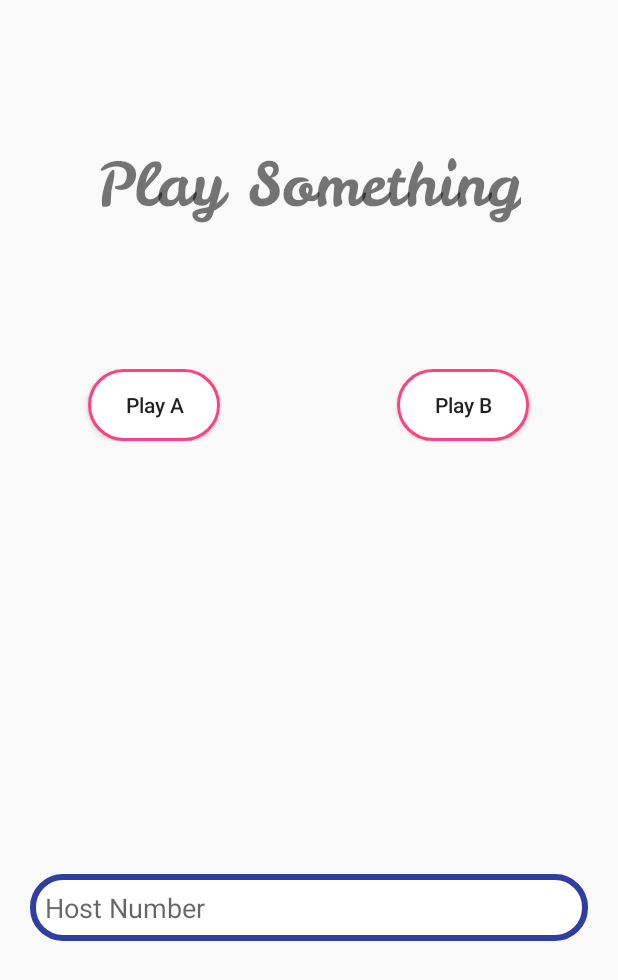
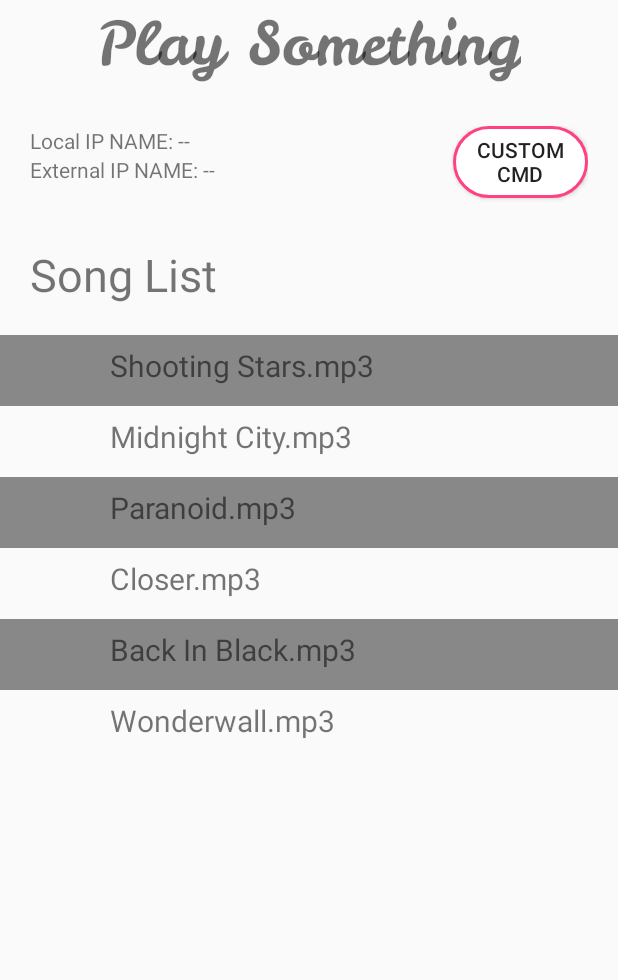
Before and after one commit to mhandria/intelligent-home-audio, an Android app: the HomePage screen opened directly, with no data from a screen before it, on a phone screen of 412 x 824 dp. Shown: the top 980 px of the screen. Run offline under Robolectric (Android 15) with nearby library versions, the light colour scheme and no system bars; 2 statements that could not run were skipped.

Commit message:
added table to display all test songs for now

```diff
--- a/IHA Android Application/IHAapplication v0.2.0/app/src/main/java/handria/com/iha_application/HomePage.java
+++ b/IHA Android Application/IHAapplication v0.2.0/app/src/main/java/handria/com/iha_application/HomePage.java
@@ -1,22 +1,46 @@
 package handria.com.iha_application;
 
+import android.content.Intent;
+import android.graphics.Color;
 import android.os.AsyncTask;
 import android.support.v7.app.AppCompatActivity;
 import android.os.Bundle;
+import android.text.Layout;
+import android.util.Log;
 import android.view.View;
 import android.widget.EditText;
+import android.widget.RelativeLayout;
+import android.widget.TableLayout;
+import android.widget.TableRow;
+import android.widget.TextView;
 import android.widget.Toast;
+
+import java.nio.channels.SocketChannel;
+import java.util.ArrayList;
 
 public class HomePage extends AppCompatActivity implements onComplete{
 
     String hostname;
     String port = "14123";
+    ArrayList<String> songList;
+    private  onComplete then;
 
     @Override
     protected void onCreate(Bundle savedInstanceState) {
         super.onCreate(savedInstanceState);
         setContentView(R.layout.activity_home_page);
 
+        songList = new ArrayList<String>();
+        songList.add("Shooting Stars.mp3");
+        songList.add("Midnight City.mp3");
+        songList.add("Paranoid.mp3");
+        songList.add("Closer.mp3");
+        songList.add("Back In Black.mp3");
+        songList.add("Wonderwall.mp3");
+        initializeTableView();
+        then = this;
+        SocketConnection _connection = new SocketConnection(then, this);
+        _connection.executeOnExecutor(AsyncTask.THREAD_POOL_EXECUTOR, port, "stat");
     }
 
 
@@ -30,20 +54,42 @@ public class HomePage extends AppCompatActivity implements onComplete{
         //TODO: not used unless needed for other features.
     }
 
-    public void playB(View view) {
-        updateHostPort();
-        SocketConnection _connection = new SocketConnection(this);
-        _connection.executeOnExecutor(AsyncTask.THREAD_POOL_EXECUTOR, hostname, port, "play b");
+    public void initializeTableView(){
+        TableLayout tableView = (TableLayout) findViewById(R.id.songDisplay);
+        boolean toogle = true;
+        for(final String title: songList){
+            TableRow row = new TableRow(this);
+            TableRow.LayoutParams lp = new TableRow.LayoutParams(TableRow.LayoutParams.WRAP_CONTENT);
+            row.setLayoutParams(lp);
+            TextView songTitle = new TextView(this);
+            songTitle.setText(title);
+            songTitle.setTextSize(20);
+            songTitle.setPadding(10, 5, 0, 10);
+            row.setPadding(100, 5, 0, 10);
+            row.addView(songTitle);
 
+            if(toogle){
+                row.setBackgroundColor(Color.GRAY);
+                toogle = false;
+            }else{
+                toogle = true;
+            }
+            row.setOnClickListener(new View.OnClickListener() {
+                @Override
+                public void onClick(View view) {
+                    Log.d("SONG CLICK", "song name with "+title+" was clicked");
+                    SocketConnection _connection = new SocketConnection(then, view.getContext());
+                    _connection.executeOnExecutor(AsyncTask.THREAD_POOL_EXECUTOR, port,"play "+title);
+                }
+            });
+            tableView.addView(row);
+        }
     }
 
-    public void playA(View view){
-        updateHostPort();
-        SocketConnection _connection = new SocketConnection(this);
-        _connection.executeOnExecutor(AsyncTask.THREAD_POOL_EXECUTOR, hostname, port, "play a");
-    }
 
-    public void updateHostPort(){
-        hostname = ((EditText)findViewById(R.id.hostname)).getText().toString();
+
+    public void goCustom(View view) {
+        Intent testPage = new Intent(this, TestPage.class);
+        startActivity(testPage);
     }
 }
--- a/IHA Android Application/IHAapplication v0.2.0/app/src/main/res/layout/activity_home_page.xml
+++ b/IHA Android Application/IHAapplication v0.2.0/app/src/main/res/layout/activity_home_page.xml
@@ -19,57 +19,46 @@
             android:gravity="center_vertical"
             android:textSize="40dp"
             android:fontFamily="@font/lecker"/>
-
-        <LinearLayout
-            android:layout_weight="1"
-            android:layout_width="match_parent"
-            android:layout_height="wrap_content">
-            <RelativeLayout
-                android:layout_width="wrap_content"
-                android:layout_height="wrap_content"
-                android:layout_weight="2"
-                android:gravity="center">
-                <Button
-                    android:layout_width="wrap_content"
-                    android:layout_height="wrap_content"
-                    android:background="@drawable/button"
-                    android:text="Play A"
-                    android:textAllCaps="false"
-                    android:onClick="playA"/>
-            </RelativeLayout>
-            <RelativeLayout
-                android:layout_width="wrap_content"
-                android:layout_height="wrap_content"
-                android:layout_weight="2"
-                android:gravity="center">
-                <Button
-                    android:layout_width="wrap_content"
-                    android:layout_height="wrap_content"
-                    android:background="@drawable/button"
-                    android:text="Play B"
-                    android:textAllCaps="false"
-                    android:onClick="playB"/>
-            </RelativeLayout>
-
-        </LinearLayout>
         <LinearLayout
             android:layout_width="match_parent"
             android:layout_height="wrap_content"
-            android:layout_weight="1"
-            android:orientation="vertical"
-            android:gravity="center_vertical"
-            android:layout_marginBottom="100dp">
-            <EditText
-                android:id="@+id/hostname"
+            android:layout_marginStart="20dp"
+            android:layout_marginEnd="20dp"
+            android:layout_marginTop="25dp">
+            <LinearLayout
                 android:layout_width="match_parent"
                 android:layout_height="wrap_content"
-                android:hint="Host Number"
-                android:padding="10dp"
-                android:layout_marginHorizontal="20dp"
-                android:background="@drawable/container_rounded" />
+                android:layout_weight="1"
+                android:orientation="vertical"
+                android:layout_marginBottom="20dp">
+                <TextView
+                    android:id="@+id/ipName"
+                    android:layout_width="wrap_content"
+                    android:layout_height="wrap_content"
+                    android:text="Local IP NAME: --"/>
+                <TextView
+                    android:id="@+id/exIpName"
+                    android:layout_width="wrap_content"
+                    android:layout_height="wrap_content"
+                    android:text="External IP NAME: --"/>
+            </LinearLayout>
+            <Button
+                android:onClick="goCustom"
+                android:layout_width="90dp"
+                android:layout_height="wrap_content"
+                android:background="@drawable/button"
+                android:text="custom cmd"/>
         </LinearLayout>
-
-
+        <TableLayout
+            android:id="@+id/songDisplay"
+            android:layout_width="match_parent"
+            android:layout_height="wrap_content"
+            android:layout_weight="67">
+            <TextView
+                android:layout_margin="20dp"
+                android:text="Song List"
+                android:textSize="30dp"/>
+        </TableLayout>
     </LinearLayout>
 
 </android.support.constraint.ConstraintLayout>
```
Also changed, not shown: IHA Android Application/IHAapplication v0.2.0/app/src/main/java/handria/com/iha_application/SocketConnection.java (+161 -5 lines).
